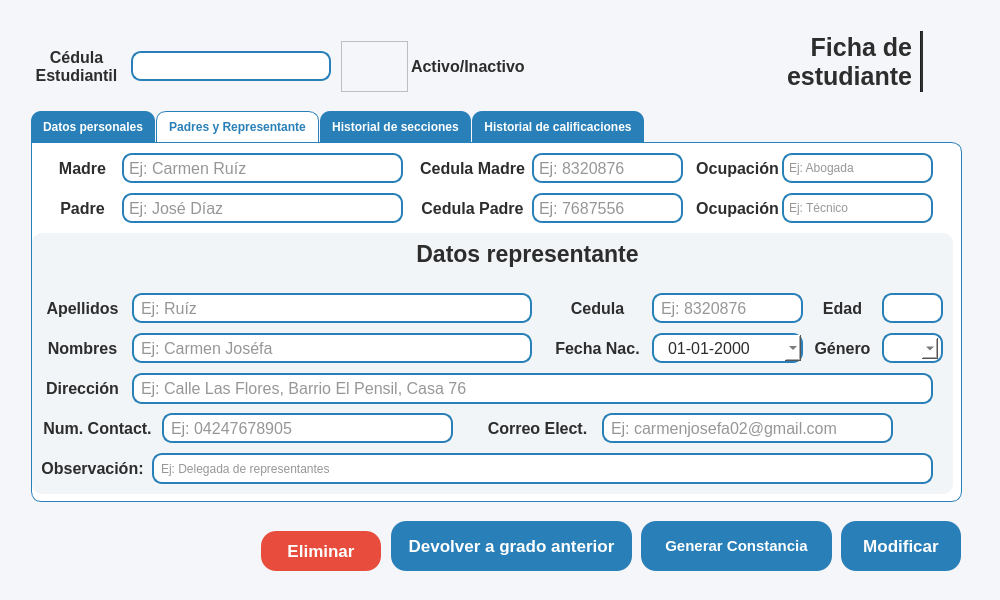
Proyecto-Uptjaa/Proyecto_SIRA, file resources/ui/ficha_estu.ui: the form before one commit.
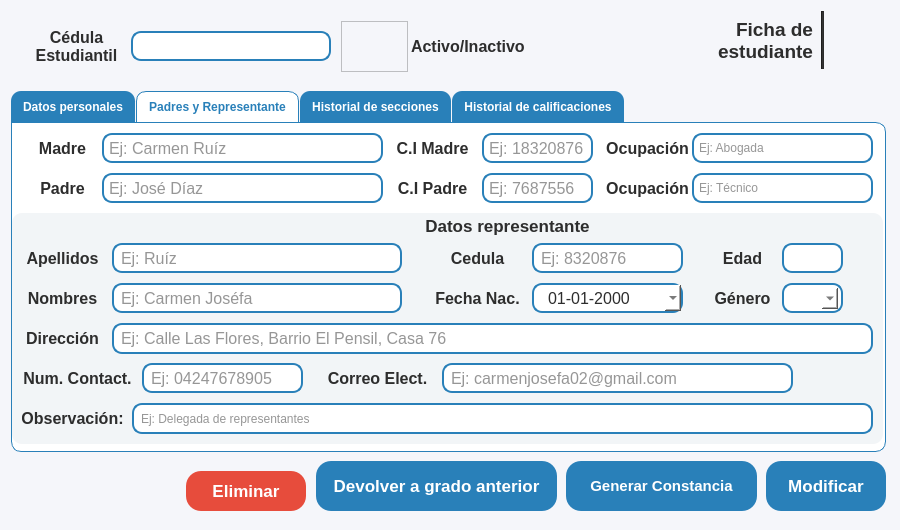
The form after the commit. The open tabs and pages were chosen to show the change. Icons and pictures are not drawn.

What changed in the file:
```diff
--- a/resources/ui/ficha_estu.ui
+++ b/resources/ui/ficha_estu.ui
@@ -6,20 +6,20 @@
    <rect>
     <x>0</x>
     <y>0</y>
-    <width>1000</width>
-    <height>600</height>
+    <width>900</width>
+    <height>530</height>
    </rect>
   </property>
   <property name="minimumSize">
    <size>
-    <width>1000</width>
-    <height>600</height>
+    <width>900</width>
+    <height>530</height>
    </size>
   </property>
   <property name="maximumSize">
    <size>
-    <width>1000</width>
-    <height>600</height>
+    <width>900</width>
+    <height>530</height>
    </size>
   </property>
   <property name="windowTitle">
@@ -63,7 +63,7 @@
       <property name="geometry">
        <rect>
         <x>120</x>
-        <y>40</y>
+        <y>20</y>
         <width>200</width>
         <height>30</height>
        </rect>
@@ -111,8 +111,8 @@
      <widget class="QPushButton" name="btnModificar_ficha_estu">
       <property name="geometry">
        <rect>
-        <x>830</x>
-        <y>510</y>
+        <x>755</x>
+        <y>450</y>
         <width>120</width>
         <height>50</height>
        </rect>
@@ -177,8 +177,8 @@
      <widget class="QToolButton" name="btnExportar_ficha_estu">
       <property name="geometry">
        <rect>
-        <x>630</x>
-        <y>510</y>
+        <x>555</x>
+        <y>450</y>
         <width>191</width>
         <height>50</height>
        </rect>
@@ -248,7 +248,7 @@
       <property name="geometry">
        <rect>
         <x>330</x>
-        <y>30</y>
+        <y>10</y>
         <width>67</width>
         <height>51</height>
        </rect>
@@ -264,22 +264,22 @@
      <widget class="QLabel" name="lblLogo_ficha_estu">
       <property name="geometry">
        <rect>
-        <x>919</x>
-        <y>20</y>
-        <width>51</width>
-        <height>61</height>
+        <x>820</x>
+        <y>0</y>
+        <width>50</width>
+        <height>58</height>
        </rect>
       </property>
       <property name="minimumSize">
        <size>
         <width>50</width>
-        <height>50</height>
+        <height>58</height>
        </size>
       </property>
       <property name="maximumSize">
        <size>
-        <width>130</width>
-        <height>70</height>
+        <width>50</width>
+        <height>58</height>
        </size>
       </property>
       <property name="styleSheet">
@@ -298,22 +298,22 @@
      <widget class="Line" name="line_2">
       <property name="geometry">
        <rect>
-        <x>909</x>
-        <y>20</y>
+        <x>810</x>
+        <y>0</y>
         <width>3</width>
-        <height>61</height>
+        <height>58</height>
        </rect>
       </property>
       <property name="minimumSize">
        <size>
         <width>3</width>
-        <height>61</height>
+        <height>58</height>
        </size>
       </property>
       <property name="maximumSize">
        <size>
         <width>3</width>
-        <height>61</height>
+        <height>58</height>
        </size>
       </property>
       <property name="styleSheet">
@@ -326,16 +326,28 @@
      <widget class="QLabel" name="lblTitulo_ficha_estu">
       <property name="geometry">
        <rect>
-        <x>760</x>
-        <y>20</y>
-        <width>141</width>
-        <height>61</height>
+        <x>691</x>
+        <y>0</y>
+        <width>111</width>
+        <height>58</height>
        </rect>
       </property>
+      <property name="minimumSize">
+       <size>
+        <width>0</width>
+        <height>58</height>
+       </size>
+      </property>
+      <property name="maximumSize">
+       <size>
+        <width>16777215</width>
+        <height>58</height>
+       </size>
+      </property>
       <property name="font">
        <font>
         <family>Segoe UI</family>
-        <pointsize>19</pointsize>
+        <pointsize>14</pointsize>
         <bold>true</bold>
        </font>
       </property>
@@ -368,8 +380,8 @@
      <widget class="QPushButton" name="btnEliminar_ficha_estu">
       <property name="geometry">
        <rect>
-        <x>250</x>
-        <y>520</y>
+        <x>175</x>
+        <y>460</y>
         <width>120</width>
         <height>40</height>
        </rect>
@@ -431,7 +443,7 @@
       <property name="geometry">
        <rect>
         <x>20</x>
-        <y>30</y>
+        <y>10</y>
         <width>91</width>
         <height>50</height>
        </rect>
@@ -475,7 +487,7 @@
       <property name="geometry">
        <rect>
         <x>400</x>
-        <y>30</y>
+        <y>10</y>
         <width>121</width>
         <height>51</height>
        </rect>
@@ -515,8 +527,8 @@
      <widget class="QPushButton" name="btnDevolver_grado">
       <property name="geometry">
        <rect>
-        <x>380</x>
-        <y>510</y>
+        <x>305</x>
+        <y>450</y>
         <width>241</width>
         <height>50</height>
        </rect>
@@ -577,12 +589,18 @@
      <widget class="QTabWidget" name="stackFicha_estu">
       <property name="geometry">
        <rect>
-        <x>20</x>
-        <y>100</y>
-        <width>931</width>
-        <height>391</height>
+        <x>0</x>
+        <y>80</y>
+        <width>875</width>
+        <height>361</height>
        </rect>
       </property>
+      <property name="maximumSize">
+       <size>
+        <width>875</width>
+        <height>16777215</height>
+       </size>
+      </property>
       <property name="font">
        <font>
         <bold>true</bold>
@@ -2888,7 +2906,7 @@
          <rect>
           <x>380</x>
           <y>10</y>
-          <width>121</width>
+          <width>81</width>
           <height>30</height>
          </rect>
         </property>
@@ -2915,7 +2933,7 @@
          <string notr="true">background-color: transparent;</string>
         </property>
         <property name="text">
-         <string>Cedula Madre</string>
+         <string>C.I Madre</string>
         </property>
         <property name="alignment">
          <set>Qt::AlignmentFlag::AlignCenter</set>
@@ -2924,9 +2942,9 @@
        <widget class="QLineEdit" name="lneCedula_madre_ficha_estu">
         <property name="geometry">
          <rect>
-          <x>500</x>
+          <x>470</x>
           <y>10</y>
-          <width>151</width>
+          <width>111</width>
           <height>30</height>
          </rect>
         </property>
@@ -2961,15 +2979,15 @@
          <set>Qt::AlignmentFlag::AlignLeading|Qt::AlignmentFlag::AlignLeft|Qt::AlignmentFlag::AlignVCenter</set>
         </property>
         <property name="placeholderText">
-         <string>Ej: 8320876</string>
+         <string>Ej: 18320876</string>
         </property>
        </widget>
        <widget class="QLineEdit" name="lneCedula_padre_ficha_estu">
         <property name="geometry">
          <rect>
-          <x>500</x>
+          <x>470</x>
           <y>50</y>
-          <width>151</width>
+          <width>111</width>
           <height>30</height>
          </rect>
         </property>
@@ -3012,7 +3030,7 @@
          <rect>
           <x>380</x>
           <y>50</y>
-          <width>121</width>
+          <width>81</width>
           <height>30</height>
          </rect>
         </property>
@@ -3039,7 +3057,7 @@
          <string notr="true">background-color: transparent;</string>
         </property>
         <property name="text">
-         <string>Cedula Padre</string>
+         <string>C.I Padre</string>
         </property>
         <property name="alignment">
          <set>Qt::AlignmentFlag::AlignCenter</set>
@@ -3050,8 +3068,8 @@
          <rect>
           <x>0</x>
           <y>90</y>
-          <width>921</width>
-          <height>261</height>
+          <width>871</width>
+          <height>231</height>
          </rect>
         </property>
         <property name="styleSheet">
@@ -3072,7 +3090,7 @@
          <property name="geometry">
           <rect>
            <x>10</x>
-           <y>100</y>
+           <y>70</y>
            <width>81</width>
            <height>30</height>
           </rect>
@@ -3110,20 +3128,20 @@
          <property name="geometry">
           <rect>
            <x>100</x>
-           <y>60</y>
-           <width>400</width>
+           <y>30</y>
+           <width>290</width>
            <height>30</height>
           </rect>
          </property>
          <property name="minimumSize">
           <size>
-           <width>400</width>
+           <width>290</width>
            <height>30</height>
           </size>
          </property>
          <property name="maximumSize">
           <size>
-           <width>400</width>
+           <width>290</width>
            <height>30</height>
           </size>
          </property>
@@ -3153,7 +3171,7 @@
          <property name="geometry">
           <rect>
            <x>10</x>
-           <y>60</y>
+           <y>30</y>
            <width>81</width>
            <height>30</height>
           </rect>
@@ -3191,20 +3209,20 @@
          <property name="geometry">
           <rect>
            <x>100</x>
-           <y>100</y>
-           <width>400</width>
+           <y>70</y>
+           <width>290</width>
            <height>30</height>
           </rect>
          </property>
          <property name="minimumSize">
           <size>
-           <width>400</width>
+           <width>290</width>
            <height>30</height>
           </size>
          </property>
          <property name="maximumSize">
           <size>
-           <width>400</width>
+           <width>290</width>
            <height>30</height>
           </size>
          </property>
@@ -3234,7 +3252,7 @@
          <property name="geometry">
           <rect>
            <x>10</x>
-           <y>140</y>
+           <y>110</y>
            <width>81</width>
            <height>30</height>
           </rect>
@@ -3272,8 +3290,8 @@
          <property name="geometry">
           <rect>
            <x>100</x>
-           <y>140</y>
-           <width>801</width>
+           <y>110</y>
+           <width>761</width>
            <height>31</height>
           </rect>
          </property>
@@ -3314,8 +3332,8 @@
         <widget class="QLineEdit" name="lneEdad_repre_ficha_estu">
          <property name="geometry">
           <rect>
-           <x>850</x>
-           <y>60</y>
+           <x>770</x>
+           <y>30</y>
            <width>61</width>
            <height>30</height>
           </rect>
@@ -3358,7 +3376,7 @@
          <property name="geometry">
           <rect>
            <x>10</x>
-           <y>180</y>
+           <y>150</y>
            <width>111</width>
            <height>30</height>
           </rect>
@@ -3396,8 +3414,8 @@
          <property name="geometry">
           <rect>
            <x>130</x>
-           <y>180</y>
-           <width>291</width>
+           <y>150</y>
+           <width>161</width>
            <height>30</height>
           </rect>
          </property>
@@ -3438,8 +3456,8 @@
         <widget class="QLabel" name="lblStudent_fechaNac_repre">
          <property name="geometry">
           <rect>
-           <x>520</x>
-           <y>100</y>
+           <x>420</x>
+           <y>70</y>
            <width>91</width>
            <height>30</height>
           </rect>
@@ -3476,8 +3494,8 @@
         <widget class="QLabel" name="lblStudent_edad_repre">
          <property name="geometry">
           <rect>
-           <x>780</x>
-           <y>60</y>
+           <x>700</x>
+           <y>30</y>
            <width>61</width>
            <height>30</height>
           </rect>
@@ -3514,8 +3532,8 @@
         <widget class="QLineEdit" name="lneCedula_repre_ficha_estu">
          <property name="geometry">
           <rect>
-           <x>620</x>
-           <y>60</y>
+           <x>520</x>
+           <y>30</y>
            <width>151</width>
            <height>30</height>
           </rect>
@@ -3557,9 +3575,9 @@
         <widget class="QLineEdit" name="lneCorreo_repre_ficha_estu">
          <property name="geometry">
           <rect>
-           <x>570</x>
-           <y>180</y>
-           <width>291</width>
+           <x>430</x>
+           <y>150</y>
+           <width>351</width>
            <height>30</height>
           </rect>
          </property>
@@ -3600,8 +3618,8 @@
         <widget class="QLabel" name="label_38">
          <property name="geometry">
           <rect>
-           <x>450</x>
-           <y>180</y>
+           <x>310</x>
+           <y>150</y>
            <width>111</width>
            <height>30</height>
           </rect>
@@ -3638,8 +3656,8 @@
         <widget class="QLabel" name="lblStudent_genero_repre">
          <property name="geometry">
           <rect>
-           <x>780</x>
-           <y>100</y>
+           <x>700</x>
+           <y>70</y>
            <width>61</width>
            <height>30</height>
           </rect>
@@ -3679,13 +3697,19 @@
            <x>320</x>
            <y>0</y>
            <width>351</width>
-           <height>41</height>
+           <height>25</height>
           </rect>
          </property>
+         <property name="maximumSize">
+          <size>
+           <width>16777215</width>
+           <height>25</height>
+          </size>
+         </property>
          <property name="font">
           <font>
            <family>Segoe UI</family>
-           <pointsize>17</pointsize>
+           <pointsize>13</pointsize>
            <bold>true</bold>
           </font>
          </property>
@@ -3702,8 +3726,8 @@
         <widget class="QLabel" name="lblStudent_fechaNac_repre_4">
          <property name="geometry">
           <rect>
-           <x>520</x>
-           <y>60</y>
+           <x>420</x>
+           <y>30</y>
            <width>91</width>
            <height>30</height>
           </rect>
@@ -3740,8 +3764,8 @@
         <widget class="QDateEdit" name="lneFechaNac_repre_ficha_estu">
          <property name="geometry">
           <rect>
-           <x>620</x>
-           <y>100</y>
+           <x>520</x>
+           <y>70</y>
            <width>151</width>
            <height>30</height>
           </rect>
@@ -3880,8 +3904,8 @@
         <widget class="QFrame" name="frseccion_3">
          <property name="geometry">
           <rect>
-           <x>850</x>
-           <y>100</y>
+           <x>770</x>
+           <y>70</y>
            <width>61</width>
            <height>30</height>
           </rect>
@@ -4016,7 +4040,7 @@
          <property name="geometry">
           <rect>
            <x>10</x>
-           <y>220</y>
+           <y>190</y>
            <width>101</width>
            <height>30</height>
           </rect>
@@ -4054,8 +4078,8 @@
          <property name="geometry">
           <rect>
            <x>120</x>
-           <y>220</y>
-           <width>781</width>
+           <y>190</y>
+           <width>741</width>
            <height>31</height>
           </rect>
          </property>
@@ -4099,9 +4123,9 @@
        <widget class="QLineEdit" name="lneOcup_madre_ficha_estu">
         <property name="geometry">
          <rect>
-          <x>750</x>
+          <x>680</x>
           <y>10</y>
-          <width>151</width>
+          <width>181</width>
           <height>30</height>
          </rect>
         </property>
@@ -4144,9 +4168,9 @@
        <widget class="QLineEdit" name="lneOcup_padre_ficha_estu">
         <property name="geometry">
          <rect>
-          <x>750</x>
+          <x>680</x>
           <y>50</y>
-          <width>151</width>
+          <width>181</width>
           <height>30</height>
          </rect>
         </property>
@@ -4189,7 +4213,7 @@
        <widget class="QLabel" name="lblStudent_fechaNac_repre_6">
         <property name="geometry">
          <rect>
-          <x>660</x>
+          <x>590</x>
           <y>10</y>
           <width>91</width>
           <height>30</height>
@@ -4227,7 +4251,7 @@
        <widget class="QLabel" name="lblStudent_fechaNac_repre_5">
         <property name="geometry">
          <rect>
-          <x>660</x>
+          <x>590</x>
           <y>50</y>
           <width>91</width>
           <height>30</height>
```
Left out of the diff: 106 changed lines with no effect on the pictures.
